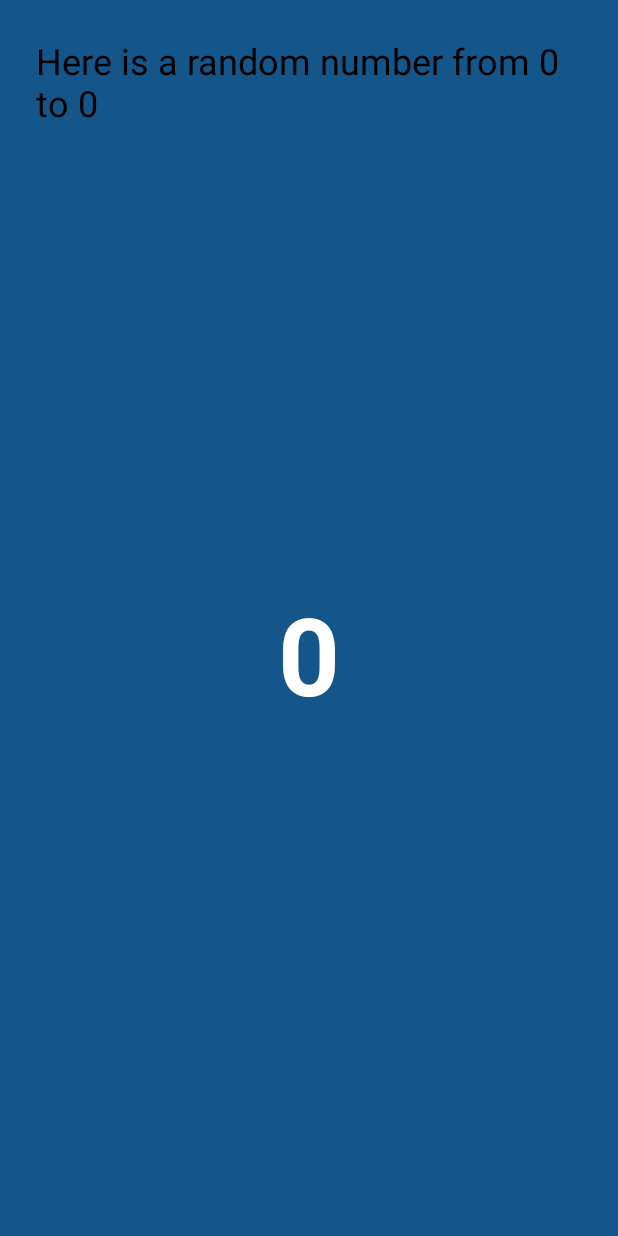
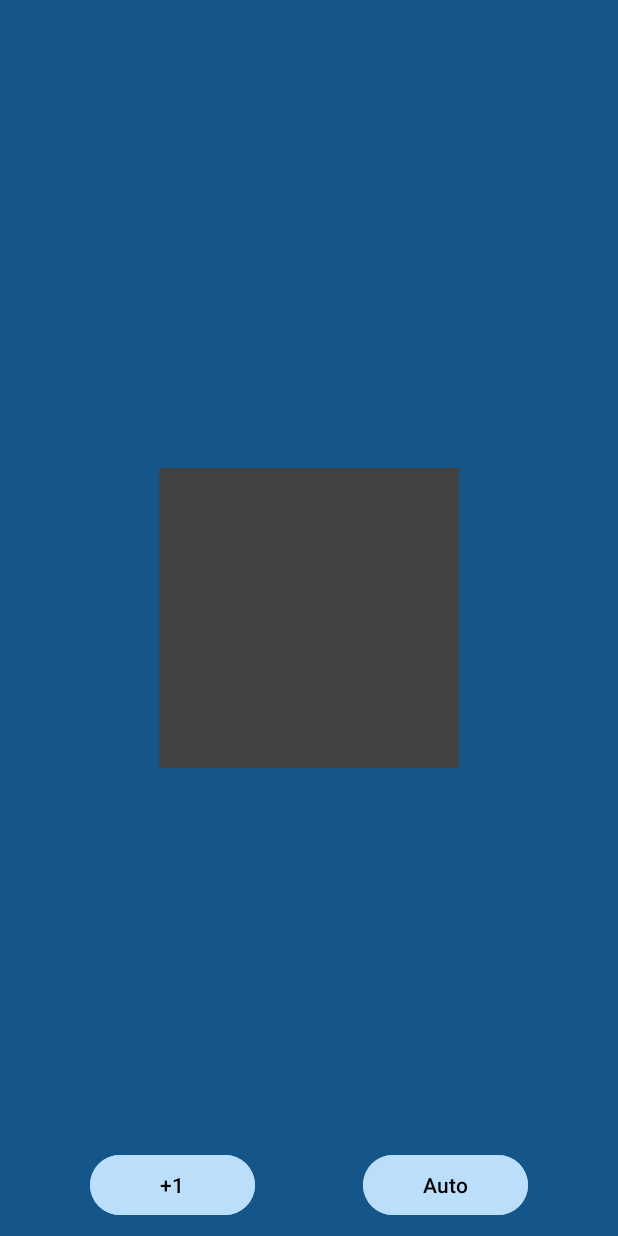
Before and after one commit to cooledMonkey/MyFirstApp1, an Android app: the SecondActivity screen opened directly, with no data from a screen before it, on a phone screen of 412 x 824 dp. Run offline under Robolectric (Android 15) with nearby library versions, the phone set to English and light mode, and no system bars.

Commit message:
SecondActivity added, new buttons

```diff
--- a/app/src/main/java/com/example/myfirstapp1/SecondActivity.kt
+++ b/app/src/main/java/com/example/myfirstapp1/SecondActivity.kt
@@ -7,10 +7,6 @@ import java.util.Random
 import android.widget.TextView
 
 class SecondActivity : AppCompatActivity() {
-
-    private lateinit var textViewRandom: TextView
-    private lateinit var textViewLabel: TextView
-
     companion object {
         const val TOTAL_COUNT = "total count"
     }
@@ -18,21 +14,5 @@ class SecondActivity : AppCompatActivity() {
     override fun onCreate(savedInstanceState: Bundle?) {
         super.onCreate(savedInstanceState)
         setContentView(R.layout.activity_second)
-        textViewRandom = findViewById(R.id.textView_random)
-        textViewLabel = findViewById(R.id.textView_label)
-
-        showRandomNumber()
-    }
-
-
-    fun showRandomNumber(){
-        val count = intent.getIntExtra(TOTAL_COUNT, 0)
-        val random = Random()
-        var randomInt = 0
-        if (count > 0){
-            randomInt = random.nextInt(count + 1)
-        }
-        textViewRandom.text = Integer.toString(randomInt)
-        textViewLabel.text = getString(R.string.random_heading, count)
     }
 }
--- /dev/null
+++ b/app/src/main/res/drawable/square.xml
@@ -0,0 +1,12 @@
+<?xml version="1.0" encoding="utf-8"?>
+<selector xmlns:android="http://schemas.android.com/apk/res/android">
+    <item>
+        <shape android:shape="rectangle">
+            <solid android:color="@color/white"/>
+            <size
+                android:height="5dp"
+                android:width="5dp"
+                />
+        </shape>
+    </item>
+</selector>
--- a/app/src/main/res/layout/activity_second.xml
+++ b/app/src/main/res/layout/activity_second.xml
@@ -7,35 +7,54 @@
     android:background="@color/screenBackground"
     tools:context=".SecondActivity">
 
-    <TextView
-        android:id="@+id/textView_label"
-        android:layout_width="match_parent"
+    <Button
+        android:id="@+id/button4"
+        android:layout_width="110dp"
         android:layout_height="wrap_content"
-        android:text="@string/random_heading"
-        android:layout_marginLeft="24dp"
-        android:layout_marginRight="24dp"
-        android:layout_marginTop="24dp"
-        android:textSize="24sp"
+        android:layout_marginLeft="60dp"
+        android:layout_marginRight="10dp"
+        android:layout_marginBottom="10dp"
+        android:backgroundTint="@color/buttonBackground"
+        android:onClick="countMe"
+        android:text="+1"
         android:textColor="@color/black"
+        app:layout_constraintBottom_toBottomOf="parent"
         app:layout_constraintEnd_toEndOf="parent"
-        app:layout_constraintHorizontal_bias="0.498"
+        app:layout_constraintHorizontal_bias="0"
         app:layout_constraintStart_toStartOf="parent"
-        app:layout_constraintTop_toTopOf="parent" />
+        app:layout_constraintTop_toTopOf="parent"
+        app:layout_constraintVertical_bias="1.0" />
 
-    <TextView
-        android:id="@+id/textView_random"
-        android:layout_width="wrap_content"
+    <Button
+        android:id="@+id/button3"
+        android:layout_width="110dp"
         android:layout_height="wrap_content"
-        android:text="@string/random_number"
-        android:layout_marginLeft="24dp"
-        android:layout_marginRight="24dp"
-        android:layout_marginTop="24dp"
-        android:textSize="72sp"
-        android:textColor="@color/white"
-        android:textStyle="bold"
-        app:layout_constraintVertical_bias="0.45"
+        android:layout_marginRight="60dp"
+        android:layout_marginBottom="10dp"
+        android:backgroundTint="@color/buttonBackground"
+        android:onClick="countMe"
+        android:text="Auto"
+        android:textColor="@color/black"
+        app:layout_constraintBottom_toBottomOf="parent"
+        app:layout_constraintEnd_toEndOf="parent"
+        app:layout_constraintHorizontal_bias="1.0"
+        app:layout_constraintStart_toEndOf="@+id/button4"
+        app:layout_constraintTop_toTopOf="parent"
+        app:layout_constraintVertical_bias="1.0" />
+
+    <ImageView
+        android:id="@+id/imageView"
+        android:layout_width="200dp"
+        android:layout_height="200dp"
+        app:tint="@color/cardview_dark_background"
+        app:srcCompat="@drawable/square"
         app:layout_constraintBottom_toBottomOf="parent"
         app:layout_constraintEnd_toEndOf="parent"
         app:layout_constraintStart_toStartOf="parent"
-        app:layout_constraintTop_toBottomOf="@+id/textView_label" />
-</androidx.constraintlayout.widget.ConstraintLayout>
+        app:layout_constraintTop_toTopOf="parent"
+        app:layout_constraintVertical_bias="0.5"
+        app:layout_constraintHorizontal_bias="0.5"/>
+
+
+
+    </androidx.constraintlayout.widget.ConstraintLayout>
--- a/app/src/main/res/values/strings.xml
+++ b/app/src/main/res/values/strings.xml
@@ -6,4 +6,5 @@
     <string name="random">Random</string>
     <string name="random_heading">Here is a random number from 0 to %1d</string>
     <string name="random_number">R</string>
+    <string name="take">Take some apple pie</string>
 </resources>
```
Also changed, not shown: app/src/main/java/com/example/myfirstapp1/MainActivity.kt (+22 -16 lines), app/src/main/res/anim/sunrise.xml (added, +14 -0 lines), app/src/main/res/anim/sunset.xml (added, +12 -0 lines), app/src/main/res/layout/activity_main.xml (+21 -48 lines).
